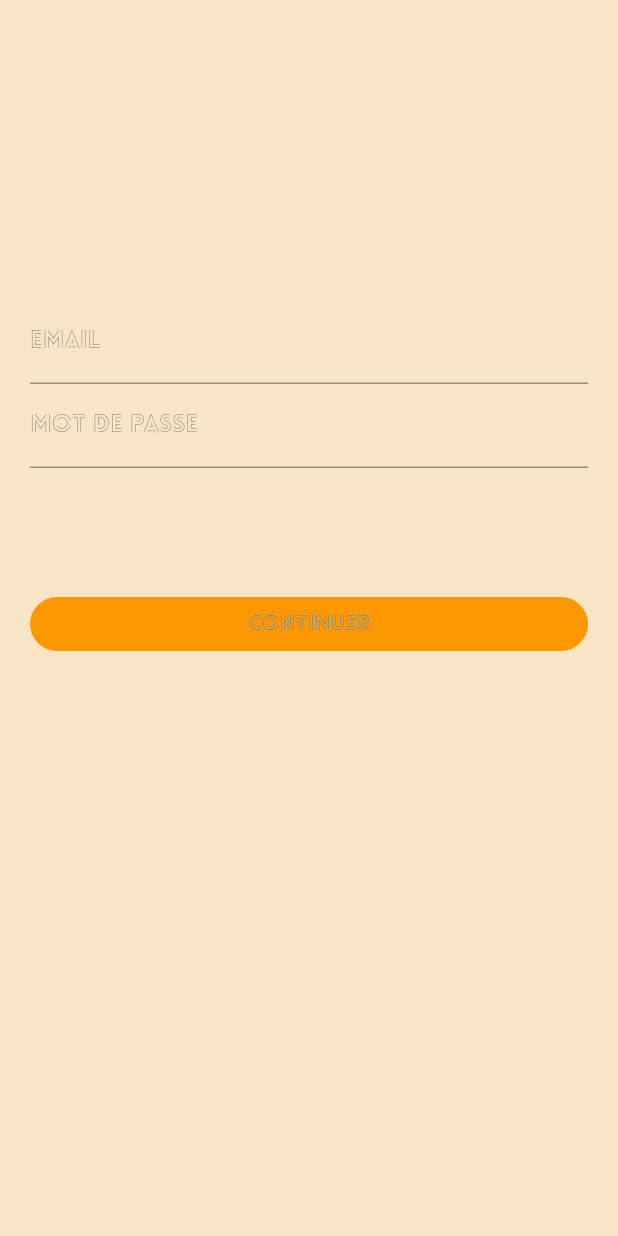
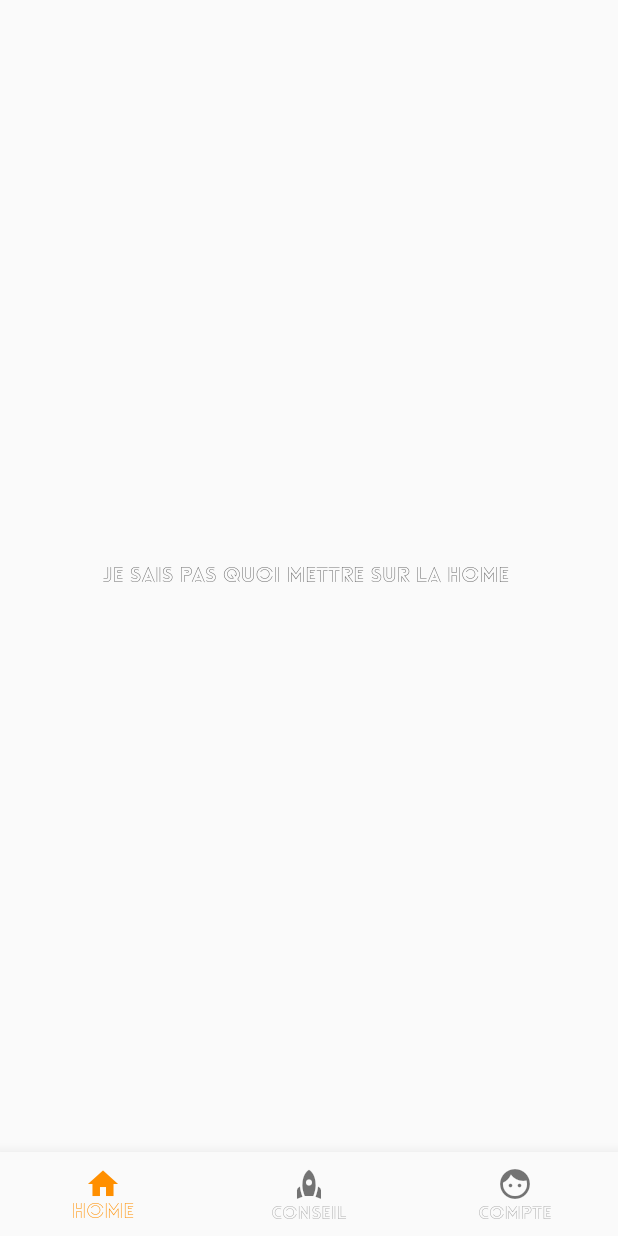
Before and after one commit to MansourWolou/honeykair, a Flutter app: the Connexion screen opened directly, after a tap on "Continuer", on a phone screen of 412 x 824 dp. Run offline on Flutter 3.47's test engine with Material 2 defaults, Android fonts, the phone set to English and light mode, and no system bars.

Commit message:
ajout de la page home avec une barre menu

```diff
--- a/lib/pages/connexion.dart
+++ b/lib/pages/connexion.dart
@@ -1,4 +1,6 @@
 import 'package:flutter/material.dart';
+import './home.dart';
+
 
 final ButtonStyle flatButtonStyle = TextButton.styleFrom(
   foregroundColor: Colors.blue,
@@ -32,7 +34,9 @@
               child: TextButton(
                 style: flatButtonStyle,
                 onPressed: () {
-
+                  Navigator.of(context).push(MaterialPageRoute(
+                        builder: (context) => const Home(),
+                      ));
                 },
                 child: const Text("Continuer"),
               ),
--- /dev/null
+++ b/lib/pages/home.dart
@@ -0,0 +1,68 @@
+import 'package:flutter/material.dart';
+import 'main.dart';
+class Home extends StatelessWidget {
+  const Home({super.key});
+
+  @override
+  Widget build(BuildContext context) {
+    return const HomStateFull();
+  }
+}
+
+class HomStateFull extends StatefulWidget {
+  const HomStateFull({super.key});
+
+  @override
+  State<HomStateFull> createState() => _HomStateFull();
+}
+
+class _HomStateFull extends State<HomStateFull> {
+  int _selectedIndex = 0;
+  static const TextStyle optionStyle =
+      TextStyle(fontSize: 30, fontWeight: FontWeight.bold);
+  static const List<Widget> _widgetOptions = <Widget>[
+    Main(),
+    Text(
+      'Index 1: Business',
+      style: optionStyle,
+    ),
+    Text(
+      'Index 2: School',
+      style: optionStyle,
+    ),
+  ];
+
+  void _onItemTapped(int index) {
+    setState(() {
+      _selectedIndex = index;
+    });
+  }
+
+  @override
+  Widget build(BuildContext context) {
+    return Scaffold(
+      body: Center(
+        child: _widgetOptions.elementAt(_selectedIndex),
+      ),
+      bottomNavigationBar: BottomNavigationBar(
+        items: const <BottomNavigationBarItem>[
+          BottomNavigationBarItem(
+            icon: Icon(Icons.home),
+            label: 'Home',
+          ),
+          BottomNavigationBarItem(
+            icon: Icon(Icons.rocket),
+            label: 'Conseil',
+          ),
+          BottomNavigationBarItem(
+            icon: Icon(Icons.face),
+            label: 'Compte',
+          ),
+        ],
+        currentIndex: _selectedIndex,
+        selectedItemColor: Colors.amber[800],
+        onTap: _onItemTapped,
+      ),
+    );
+  }
+}
--- a/lib/pages/inscription.dart
+++ b/lib/pages/inscription.dart
@@ -1,4 +1,5 @@
 import 'package:flutter/material.dart';
+import './home.dart';
 
 final ButtonStyle flatButtonStyle = TextButton.styleFrom(
   foregroundColor: Colors.blue,
@@ -35,7 +36,9 @@
               child: TextButton(
                 style: flatButtonStyle,
                 onPressed: () {
-
+                  Navigator.of(context).push(MaterialPageRoute(
+                        builder: (context) => const Home(),
+                      ));
                 },
                 child: const Text("Continuer"),
               ),
--- /dev/null
+++ b/lib/pages/main.dart
@@ -0,0 +1,12 @@
+import 'package:flutter/material.dart';
+
+class Main extends StatelessWidget {
+  const Main({super.key});
+
+  @override
+  Widget build(BuildContext context) {
+    return const Center(
+        child: Text('je sais pas quoi mettre sur la home '),
+      );
+  }
+}
```
